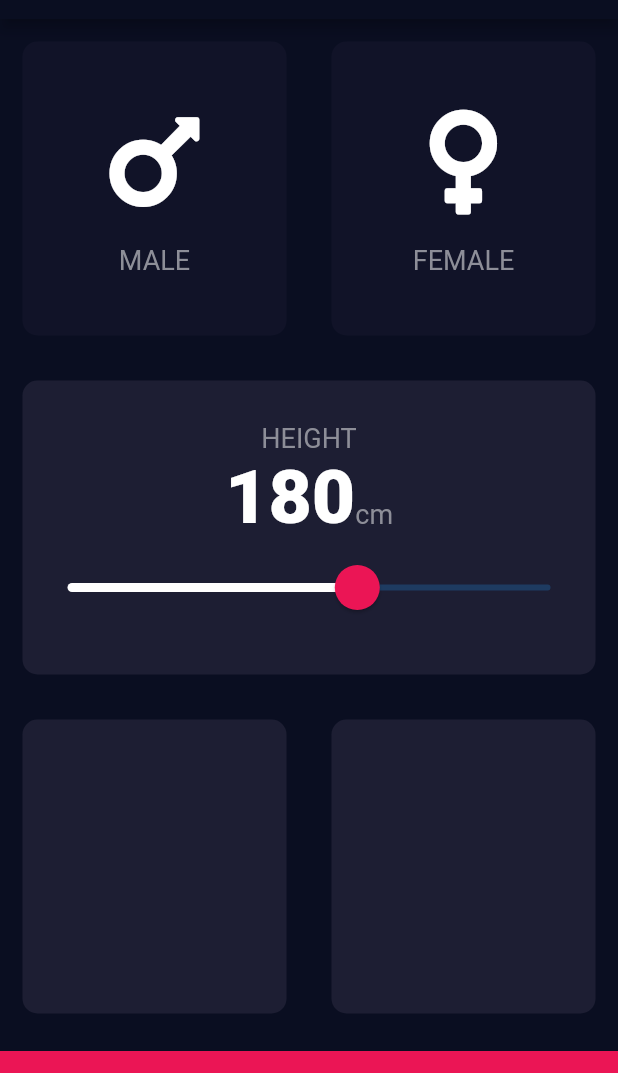
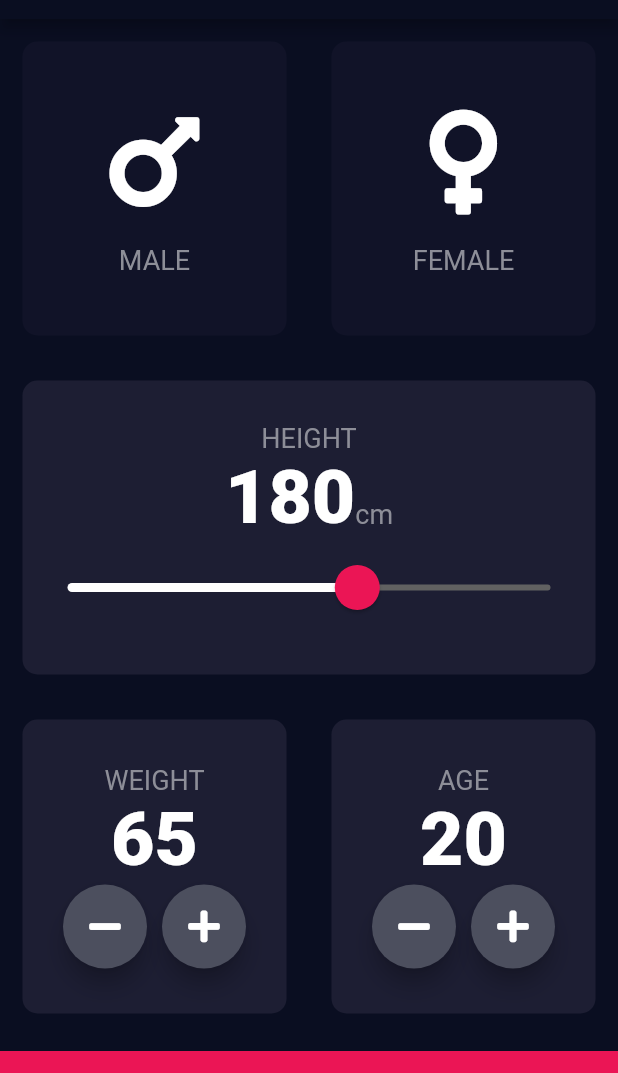
Before and after one commit to theranbrig/flutter-bmi-calculator, a Flutter app: the screen it shows after launch, on a phone screen of 412 x 824 dp, the part 65-1138 px from its top. Run offline on Flutter 3.47's test engine with Material 2 defaults, Android fonts, the phone set to English and light mode, and no system bars; our stand-ins replace font_awesome_flutter.

Commit message:
weight and age

```diff
--- a/lib/input_page.dart
+++ b/lib/input_page.dart
@@ -15,6 +15,8 @@ class _InputPageState extends State<InputPage> {
   Gender selectedGender;
 
   int height = 180;
+  int weight = 65;
+  int age = 20;
 
   @override
   Widget build(BuildContext context) {
@@ -95,7 +97,7 @@ class _InputPageState extends State<InputPage> {
                                     RoundSliderOverlayShape(overlayRadius: 30),
                                 thumbColor: kBottomContainerColor,
                                 overlayColor: Color(0x29EB1555),
-                                inactiveTrackColor: Color.grey[700]),
+                                inactiveTrackColor: Colors.grey[700]),
                             child: Slider(
                               value: height.toDouble(),
                               min: kMinHeight,
@@ -117,10 +119,70 @@ class _InputPageState extends State<InputPage> {
             child: Row(
               children: <Widget>[
                 Expanded(
-                  child: ReusableCard(colour: kPrimaryCardColor),
+                  child: ReusableCard(
+                    colour: kPrimaryCardColor,
+                    cardChild: Column(
+                      mainAxisAlignment: MainAxisAlignment.center,
+                      children: <Widget>[
+                        Text('WEIGHT', style: kLabelTextStyle),
+                        Text(weight.toString(), style: kNumberTextStyle),
+                        Row(
+                            mainAxisAlignment: MainAxisAlignment.center,
+                            children: <Widget>[
+                              RoundIconButton(
+                                icon: FontAwesomeIcons.minus,
+                                onPress: () {
+                                  setState(() {
+                                    weight--;
+                                  });
+                                },
+                              ),
+                              SizedBox(width: 10),
+                              RoundIconButton(
+                                icon: FontAwesomeIcons.plus,
+                                onPress: () {
+                                  setState(() {
+                                    weight++;
+                                  });
+                                },
+                              )
+                            ])
+                      ],
+                    ),
+                  ),
                 ),
                 Expanded(
-                  child: ReusableCard(colour: kPrimaryCardColor),
+                  child: ReusableCard(
+                    colour: kPrimaryCardColor,
+                    cardChild: Column(
+                      mainAxisAlignment: MainAxisAlignment.center,
+                      children: <Widget>[
+                        Text('AGE', style: kLabelTextStyle),
+                        Text(age.toString(), style: kNumberTextStyle),
+                        Row(
+                            mainAxisAlignment: MainAxisAlignment.center,
+                            children: <Widget>[
+                              RoundIconButton(
+                                icon: FontAwesomeIcons.minus,
+                                onPress: () {
+                                  setState(() {
+                                    age--;
+                                  });
+                                },
+                              ),
+                              SizedBox(width: 10),
+                              RoundIconButton(
+                                icon: FontAwesomeIcons.plus,
+                                onPress: () {
+                                  setState(() {
+                                    age++;
+                                  });
+                                },
+                              )
+                            ])
+                      ],
+                    ),
+                  ),
                 ),
               ],
             ),
@@ -136,3 +198,22 @@ class _InputPageState extends State<InputPage> {
     );
   }
 }
+
+class RoundIconButton extends StatelessWidget {
+  RoundIconButton({@required this.icon, @required this.onPress});
+
+  final IconData icon;
+  final Function onPress;
+
+  @override
+  Widget build(BuildContext context) {
+    return RawMaterialButton(
+      onPressed: onPress,
+      shape: CircleBorder(),
+      fillColor: Color(0xFF4c4f5e),
+      constraints: BoxConstraints.tightFor(width: 56.0, height: 56.0),
+      elevation: 6.0,
+      child: Icon(icon),
+    );
+  }
+}
```
